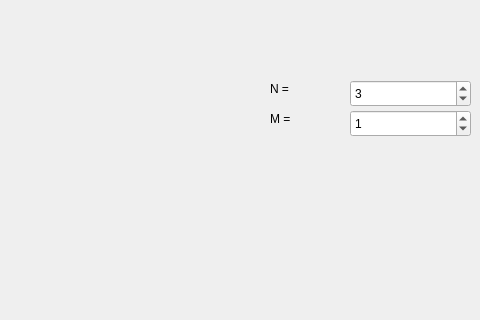
Above: widget.ui from f1z1k/gauss_solve before the change; both pictures show x 160 to 640 and y 0 to 320 of the 640 by 467 pixel window. Below: the same form after it.
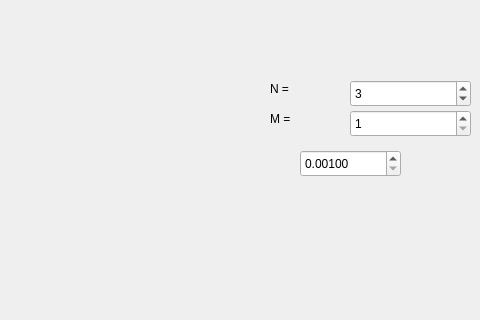
That is the form after the change. Custom widgets are drawn as their Qt base class.

The edit to the form file:
```diff
--- a/widget.ui
+++ b/widget.ui
@@ -71,10 +71,41 @@
      <height>27</height>
     </rect>
    </property>
+   <property name="minimum">
+    <number>1</number>
+   </property>
+   <property name="maximum">
+    <number>16</number>
+   </property>
    <property name="value">
     <number>1</number>
    </property>
   </widget>
+  <widget class="QDoubleSpinBox" name="doubleSpinBox">
+   <property name="geometry">
+    <rect>
+     <x>460</x>
+     <y>150</y>
+     <width>101</width>
+     <height>27</height>
+    </rect>
+   </property>
+   <property name="decimals">
+    <number>5</number>
+   </property>
+   <property name="minimum">
+    <double>0.001000000000000</double>
+   </property>
+   <property name="maximum">
+    <double>0.100000000000000</double>
+   </property>
+   <property name="singleStep">
+    <double>0.000010000000000</double>
+   </property>
+   <property name="value">
+    <double>0.001000000000000</double>
+   </property>
+  </widget>
  </widget>
  <layoutdefault spacing="6" margin="11"/>
  <customwidgets>
```
Left out of the diff: 6 changed lines with no effect on the pictures.
